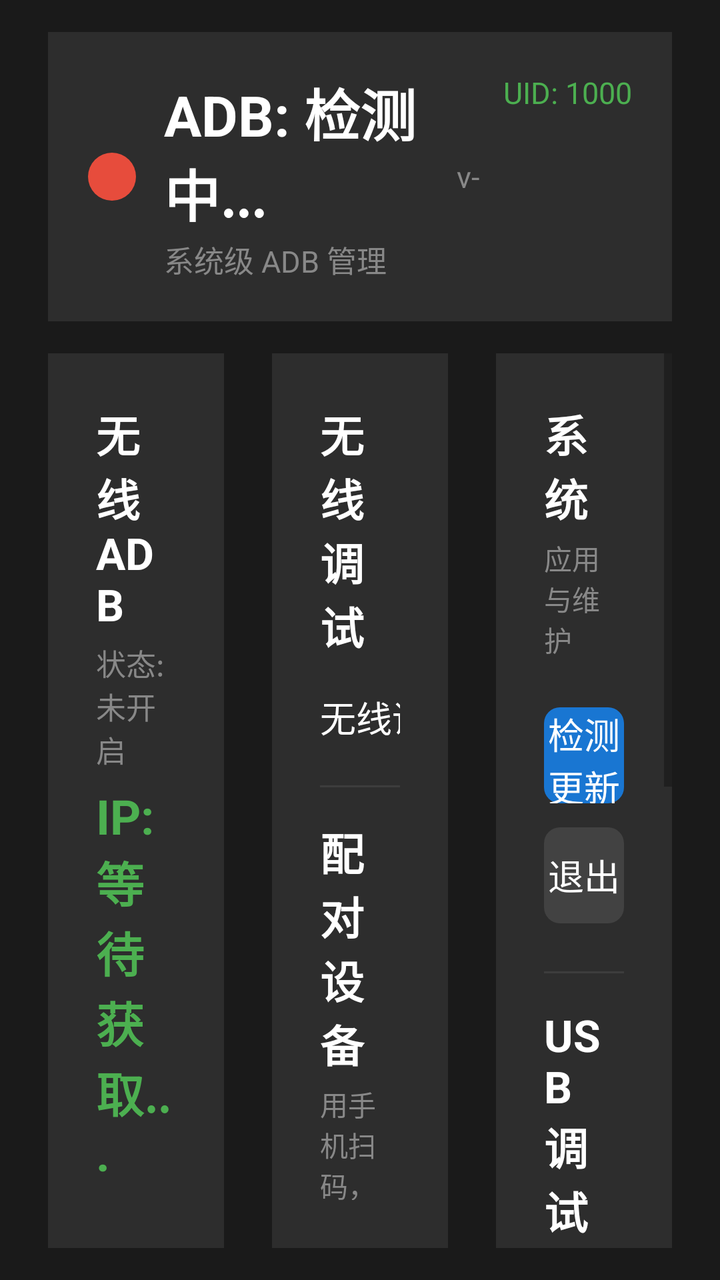
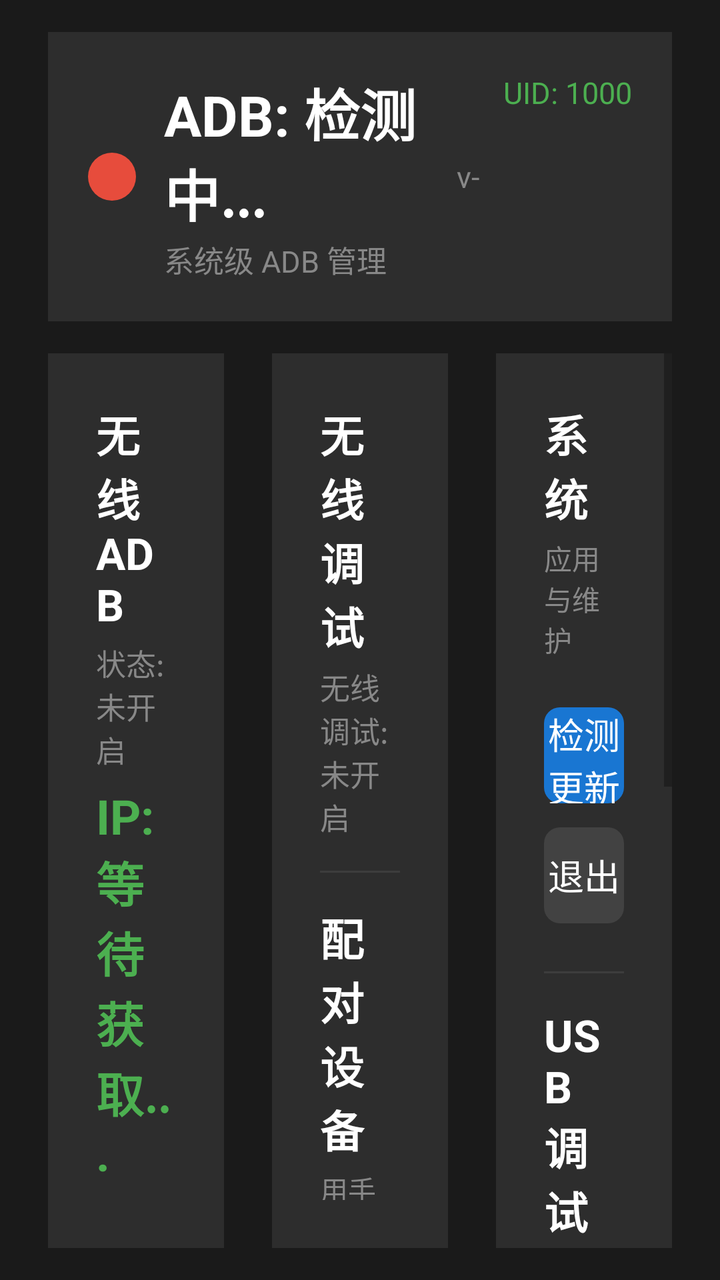

Before-and-after screenshots of an Android layout around one commit, followed by the original layout XML and the change that was made.
<!-- AndroidManifest.xml: application theme AppTheme -->
<!-- res/layout/activity_main.xml -->
<?xml version="1.0" encoding="utf-8"?>
<LinearLayout xmlns:android="http://schemas.android.com/apk/res/android"
    android:layout_width="match_parent"
    android:layout_height="match_parent"
    android:background="#1A1A1A"
    android:orientation="vertical"
    android:fitsSystemWindows="true"
    android:paddingStart="24dp"
    android:paddingEnd="24dp"
    android:paddingTop="16dp"
    android:paddingBottom="16dp">

    
    <LinearLayout
        android:layout_width="match_parent"
        android:layout_height="wrap_content"
        android:orientation="horizontal"
        android:background="#2D2D2D"
        android:padding="20dp"
        android:layout_marginBottom="16dp">

        <View
            android:id="@+id/status_indicator"
            android:layout_width="24dp"
            android:layout_height="24dp"
            android:background="@drawable/status_circle"
            android:layout_marginEnd="14dp"
            android:layout_gravity="center_vertical"/>

        <LinearLayout
            android:layout_width="0dp"
            android:layout_height="wrap_content"
            android:layout_weight="1"
            android:orientation="vertical">

            <TextView
                android:id="@+id/tv_status"
                android:layout_width="wrap_content"
                android:layout_height="wrap_content"
                android:text="ADB: 检测中..."
                android:textSize="28sp"
                android:textColor="#FFFFFF"
                android:textStyle="bold"/>

            <TextView
                android:id="@+id/tv_subtitle"
                android:layout_width="wrap_content"
                android:layout_height="wrap_content"
                android:text="系统级 ADB 管理"
                android:textSize="15sp"
                android:textColor="#888888"
                android:layout_marginTop="2dp"/>
        </LinearLayout>

        <TextView
            android:id="@+id/tv_version"
            android:layout_width="wrap_content"
            android:layout_height="wrap_content"
            android:text="v-"
            android:textSize="15sp"
            android:textColor="#888888"
            android:layout_marginEnd="12dp"
            android:layout_gravity="center_vertical"/>

        <TextView
            android:id="@+id/tv_uid"
            android:layout_width="wrap_content"
            android:layout_height="wrap_content"
            android:text="UID: 1000"
            android:textSize="15sp"
            android:textColor="#4CAF50"/>
    </LinearLayout>

    
    <LinearLayout
        android:layout_width="match_parent"
        android:layout_height="0dp"
        android:layout_weight="1"
        android:orientation="horizontal">

        
        <LinearLayout
            android:layout_width="0dp"
            android:layout_height="match_parent"
            android:layout_weight="1"
            android:orientation="vertical"
            android:background="#2D2D2D"
            android:padding="24dp"
            android:layout_marginEnd="12dp">

            <TextView
                android:layout_width="wrap_content"
                android:layout_height="wrap_content"
                android:text="无线 ADB"
                android:textSize="22sp"
                android:textColor="#FFFFFF"
                android:textStyle="bold"/>

            <TextView
                android:id="@+id/tv_wireless_status"
                android:layout_width="wrap_content"
                android:layout_height="wrap_content"
                android:text="状态: 未开启"
                android:textSize="15sp"
                android:textColor="#888888"
                android:layout_marginTop="4dp"/>

            <TextView
                android:id="@+id/tv_ip_port"
                android:layout_width="wrap_content"
                android:layout_height="wrap_content"
                android:text="IP: 等待获取..."
                android:textSize="24sp"
                android:textColor="#4CAF50"
                android:textStyle="bold"
                android:layout_marginTop="6dp"/>

            <LinearLayout
                android:layout_width="match_parent"
                android:layout_height="wrap_content"
                android:orientation="horizontal"
                android:gravity="center_vertical"
                android:layout_marginTop="24dp">

                <TextView
                    android:layout_width="0dp"
                    android:layout_height="wrap_content"
                    android:layout_weight="1"
                    android:text="无线 ADB（动态端口）"
                    android:textSize="18sp"
                    android:textColor="#FFFFFF"/>

                <Switch
                    android:id="@+id/sw_wireless"
                    android:layout_width="wrap_content"
                    android:layout_height="wrap_content"
                    android:switchMinWidth="96dp"
                    android:track="@drawable/switch_track"
                    android:thumb="@drawable/switch_thumb"
                    android:thumbTextPadding="10dp"
                    android:showText="true"
                    android:textOn="开"
                    android:textOff="关"
                    android:textSize="16sp"
                    android:textColor="#FFFFFF"/>
            </LinearLayout>

            <TextView
                android:id="@+id/tv_wifi_clients"
                android:layout_width="wrap_content"
                android:layout_height="wrap_content"
                android:text="无线客户端: 检测中..."
                android:textSize="15sp"
                android:textColor="#888888"
                android:layout_marginTop="12dp"/>

            <View
                android:layout_width="match_parent"
                android:layout_height="0dp"
                android:layout_weight="1"/>
        </LinearLayout>

        
        <LinearLayout
            android:layout_width="0dp"
            android:layout_height="match_parent"
            android:layout_weight="1"
            android:orientation="vertical"
            android:background="#2D2D2D"
            android:padding="24dp"
            android:layout_marginEnd="12dp"
            android:layout_marginStart="12dp">

            <TextView
                android:layout_width="wrap_content"
                android:layout_height="wrap_content"
                android:text="无线调试"
                android:textSize="22sp"
                android:textColor="#FFFFFF"
                android:textStyle="bold"/>

            <LinearLayout
                android:layout_width="match_parent"
                android:layout_height="wrap_content"
                android:orientation="horizontal"
                android:gravity="center_vertical"
                android:layout_marginTop="12dp">

                <TextView
                    android:id="@+id/tv_wifi_debug_status"
                    android:layout_width="0dp"
                    android:layout_height="wrap_content"
                    android:layout_weight="1"
                    android:text="无线调试: 未开启"
                    android:textSize="18sp"
                    android:textColor="#FFFFFF"/>

                <Switch
                    android:id="@+id/sw_wifi_debug"
                    android:layout_width="wrap_content"
                    android:layout_height="wrap_content"
                    android:switchMinWidth="96dp"
                    android:track="@drawable/switch_track"
                    android:thumb="@drawable/switch_thumb"
                    android:thumbTextPadding="10dp"
                    android:showText="true"
                    android:textOn="开"
                    android:textOff="关"
                    android:textSize="16sp"
                    android:textColor="#FFFFFF"/>
            </LinearLayout>

            <View
                android:layout_width="match_parent"
                android:layout_height="1dp"
                android:background="#3D3D3D"
                android:layout_marginTop="16dp"
                android:layout_marginBottom="16dp"/>

            <TextView
                android:layout_width="wrap_content"
                android:layout_height="wrap_content"
                android:text="配对设备"
                android:textSize="22sp"
                android:textColor="#FFFFFF"
                android:textStyle="bold"/>

            <TextView
                android:layout_width="wrap_content"
                android:layout_height="wrap_content"
                android:text="用手机扫码，或输入配对码完成配对"
                android:textSize="14sp"
                android:textColor="#888888"
                android:layout_marginTop="4dp"/>

            <ImageView
                android:id="@+id/iv_pair_qr"
                android:layout_width="150dp"
                android:layout_height="150dp"
                android:layout_gravity="center_horizontal"
                android:layout_marginTop="10dp"
                android:visibility="gone"
                android:background="#FFFFFF"
                android:contentDescription="配对二维码"/>

            <TextView
                android:id="@+id/tv_pair_code"
                android:layout_width="wrap_content"
                android:layout_height="wrap_content"
                android:layout_gravity="center_horizontal"
                android:text="点击生成"
                android:textSize="32sp"
                android:textColor="#4CAF50"
                android:textStyle="bold"
                android:layout_marginTop="8dp"/>

            <TextView
                android:id="@+id/tv_pair_port"
                android:layout_width="wrap_content"
                android:layout_height="wrap_content"
                android:layout_gravity="center_horizontal"
                android:text="配对端口: -"
                android:textSize="16sp"
                android:textColor="#888888"
                android:layout_marginTop="4dp"/>

            <Button
                android:id="@+id/btn_pair_qr"
                android:layout_width="match_parent"
                android:layout_height="48dp"
                android:text="使用二维码配对设备"
                android:textSize="18sp"
                android:background="@drawable/btn_rounded"
                android:backgroundTint="#1976D2"
                android:textColor="#FFFFFF"
                android:layout_marginTop="12dp"/>

            <Button
                android:id="@+id/btn_gen_pair"
                android:layout_width="match_parent"
                android:layout_height="48dp"
                android:text="使用配对码配对设备"
                android:textSize="18sp"
                android:background="@drawable/btn_rounded"
                android:backgroundTint="#424242"
                android:textColor="#FFFFFF"
                android:layout_marginTop="8dp"/>

            <View
                android:layout_width="match_parent"
                android:layout_height="1dp"
                android:background="#3D3D3D"
                android:layout_marginTop="16dp"
                android:layout_marginBottom="8dp"/>

            <TextView
                android:layout_width="wrap_content"
                android:layout_height="wrap_content"
                android:text="已配对的设备"
                android:textSize="20sp"
                android:textColor="#FFFFFF"
                android:textStyle="bold"/>

            <LinearLayout
                android:id="@+id/ll_paired_devices"
                android:layout_width="match_parent"
                android:layout_height="wrap_content"
                android:orientation="vertical"
                android:layout_marginTop="6dp"/>

            <TextView
                android:id="@+id/tv_paired_empty"
                android:layout_width="wrap_content"
                android:layout_height="wrap_content"
                android:text="暂无已配对的设备"
                android:textSize="14sp"
                android:textColor="#888888"
                android:layout_marginTop="4dp"/>

            <View
                android:layout_width="match_parent"
                android:layout_height="0dp"
                android:layout_weight="1"/>
        </LinearLayout>

        
        <ScrollView
            android:layout_width="0dp"
            android:layout_height="match_parent"
            android:layout_weight="1"
            android:layout_marginStart="12dp"
            android:fillViewport="true"
            android:scrollbarStyle="outsideOverlay">

            <LinearLayout
                android:layout_width="match_parent"
                android:layout_height="wrap_content"
                android:orientation="vertical"
                android:background="#2D2D2D"
                android:padding="24dp">

            <TextView
                android:layout_width="wrap_content"
                android:layout_height="wrap_content"
                android:text="系统"
                android:textSize="22sp"
                android:textColor="#FFFFFF"
                android:textStyle="bold"/>

            <TextView
                android:layout_width="wrap_content"
                android:layout_height="wrap_content"
                android:text="应用与维护"
                android:textSize="14sp"
                android:textColor="#888888"
                android:layout_marginTop="4dp"/>

            <Button
                android:id="@+id/btn_check_update"
                android:layout_width="match_parent"
                android:layout_height="48dp"
                android:text="检测更新"
                android:textSize="18sp"
                android:background="@drawable/btn_rounded"
                android:backgroundTint="#1976D2"
                android:textColor="#FFFFFF"
                android:layout_marginTop="24dp"/>

            <Button
                android:id="@+id/btn_exit"
                android:layout_width="match_parent"
                android:layout_height="48dp"
                android:text="退出"
                android:textSize="18sp"
                android:background="@drawable/btn_rounded"
                android:backgroundTint="#424242"
                android:textColor="#FFFFFF"
                android:layout_marginTop="12dp"/>

            <View
                android:layout_width="match_parent"
                android:layout_height="1dp"
                android:background="#3D3D3D"
                android:layout_marginTop="24dp"
                android:layout_marginBottom="16dp"/>

            <TextView
                android:layout_width="wrap_content"
                android:layout_height="wrap_content"
                android:text="USB 调试"
                android:textSize="22sp"
                android:textColor="#FFFFFF"
                android:textStyle="bold"/>
            <LinearLayout
                android:layout_width="match_parent"
                android:layout_height="wrap_content"
                android:orientation="horizontal"
                android:gravity="center_vertical"
                android:layout_marginTop="12dp">

                <TextView
                    android:layout_width="0dp"
                    android:layout_height="wrap_content"
                    android:layout_weight="1"
                    android:text="USB 调试"
                    android:textSize="18sp"
                    android:textColor="#FFFFFF"/>

                <Switch
                    android:id="@+id/sw_adb"
                    android:layout_width="wrap_content"
                    android:layout_height="wrap_content"
                    android:switchMinWidth="96dp"
                    android:track="@drawable/switch_track"
                    android:thumb="@drawable/switch_thumb"
                    android:thumbTextPadding="10dp"
                    android:showText="true"
                    android:textOn="开"
                    android:textOff="关"
                    android:textSize="16sp"
                    android:textColor="#FFFFFF"/>
            </LinearLayout>
            <TextView
                android:layout_width="wrap_content"
                android:layout_height="wrap_content"
                android:text="USB 供电"
                android:textSize="22sp"
                android:textColor="#FFFFFF"
                android:textStyle="bold"
                android:layout_marginTop="24dp"/>
            <LinearLayout
                android:layout_width="match_parent"
                android:layout_height="wrap_content"
                android:orientation="horizontal"
                android:gravity="center_vertical"
                android:layout_marginTop="16dp">

                <TextView
                    android:layout_width="0dp"
                    android:layout_height="wrap_content"
                    android:layout_weight="1"
                    android:text="主驾USB1"
                    android:textSize="18sp"
                    android:textColor="#FFFFFF"/>

                <Switch
                    android:id="@+id/sw_usb2_power"
                    android:layout_width="wrap_content"
                    android:layout_height="wrap_content"
                    android:switchMinWidth="96dp"
                    android:track="@drawable/switch_track"
                    android:thumb="@drawable/switch_thumb"
                    android:thumbTextPadding="10dp"
                    android:showText="true"
                    android:textOn="开"
                    android:textOff="关"
                    android:textSize="16sp"
                    android:textColor="#FFFFFF"/>
            </LinearLayout>
            <LinearLayout
                android:layout_width="match_parent"
                android:layout_height="wrap_content"
                android:orientation="horizontal"
                android:gravity="center_vertical"
                android:layout_marginTop="12dp">

                <TextView
                    android:layout_width="0dp"
                    android:layout_height="wrap_content"
                    android:layout_weight="1"
                    android:text="主驾USB2"
                    android:textSize="18sp"
                    android:textColor="#FFFFFF"/>

                <Switch
                    android:id="@+id/sw_usb31_power"
                    android:layout_width="wrap_content"
                    android:layout_height="wrap_content"
                    android:switchMinWidth="96dp"
                    android:track="@drawable/switch_track"
                    android:thumb="@drawable/switch_thumb"
                    android:thumbTextPadding="10dp"
                    android:showText="true"
                    android:textOn="开"
                    android:textOff="关"
                    android:textSize="16sp"
                    android:textColor="#FFFFFF"/>
            </LinearLayout>
            <TextView
                android:layout_width="wrap_content"
                android:layout_height="wrap_content"
                android:text="绿=开启 灰=关闭 禁用=不可用"
                android:textSize="13sp"
                android:textColor="#888888"
                android:layout_marginTop="12dp"/>
            <View
                android:layout_width="match_parent"
                android:layout_height="0dp"
                android:layout_weight="1"/>

            <TextView
                android:layout_width="match_parent"
                android:layout_height="wrap_content"
                android:text="抖音@大伦哥cdm"
                android:textSize="13sp"
                android:textColor="#555555"
                android:gravity="center"
                android:layout_marginTop="6dp"/>
            </LinearLayout>
        </ScrollView>
    </LinearLayout>
</LinearLayout>
<!-- resources referenced by this layout -->
<resources>
  <!-- drawable btn_rounded (drawable) -->
  <?xml version="1.0" encoding="utf-8"?>
  <shape xmlns:android="http://schemas.android.com/apk/res/android"
      android:shape="rectangle">
      <corners android:radius="8dp"/>
  </shape>
  <!-- drawable status_circle (drawable) -->
  <?xml version="1.0" encoding="utf-8"?>
  <shape xmlns:android="http://schemas.android.com/apk/res/android"
      android:shape="oval">
      <solid android:color="#E74C3C"/>
  </shape>
  <!-- drawable switch_thumb (drawable) -->
  <?xml version="1.0" encoding="utf-8"?>
  <selector xmlns:android="http://schemas.android.com/apk/res/android">
      <item android:state_enabled="false">
          <shape android:shape="oval">
              <size android:width="36dp" android:height="36dp"/>
              <solid android:color="#777777"/>
          </shape>
      </item>
      <item android:state_checked="true">
          <shape android:shape="oval">
              <size android:width="36dp" android:height="36dp"/>
              <solid android:color="#FFFFFF"/>
          </shape>
      </item>
      <item>
          <shape android:shape="oval">
              <size android:width="36dp" android:height="36dp"/>
              <solid android:color="#BDBDBD"/>
          </shape>
      </item>
  </selector>
  <!-- drawable switch_track (drawable) -->
  <?xml version="1.0" encoding="utf-8"?>
  <selector xmlns:android="http://schemas.android.com/apk/res/android">
      <item android:state_checked="true">
          <shape android:shape="rectangle">
              <corners android:radius="18dp"/>
              <size android:width="96dp" android:height="36dp"/>
              <solid android:color="#27AE60"/>
          </shape>
      </item>
      <item android:state_enabled="false">
          <shape android:shape="rectangle">
              <corners android:radius="18dp"/>
              <size android:width="96dp" android:height="36dp"/>
              <solid android:color="#5A3A2A"/>
          </shape>
      </item>
      <item>
          <shape android:shape="rectangle">
              <corners android:radius="18dp"/>
              <size android:width="96dp" android:height="36dp"/>
              <solid android:color="#4A4A4A"/>
          </shape>
      </item>
  </selector>
  <style name="AppTheme" parent="android:Theme.Material.Light.NoActionBar">
          <item name="android:colorPrimary">#27AE60</item>
          <item name="android:colorPrimaryDark">#1E8449</item>
          <item name="android:colorAccent">#27AE60</item>
          <item name="android:windowBackground">#1A1A1A</item>
          <item name="android:windowFullscreen">false</item>
          <item name="android:windowNoTitle">true</item>
          <item name="android:windowContentOverlay">@null</item>
          <item name="android:statusBarColor">#1A1A1A</item>
          <item name="android:navigationBarColor">#1A1A1A</item>
      </style>
</resources>

<!-- the commit's change to res/layout/activity_main.xml (unified diff, before → after) -->
@@ -179,36 +179,15 @@
                 android:textColor="#FFFFFF"
                 android:textStyle="bold"/>
 
-            <LinearLayout
-                android:layout_width="match_parent"
-                android:layout_height="wrap_content"
-                android:orientation="horizontal"
-                android:gravity="center_vertical"
-                android:layout_marginTop="12dp">
-
-                <TextView
-                    android:id="@+id/tv_wifi_debug_status"
-                    android:layout_width="0dp"
-                    android:layout_height="wrap_content"
-                    android:layout_weight="1"
-                    android:text="无线调试: 未开启"
-                    android:textSize="18sp"
-                    android:textColor="#FFFFFF"/>
-
-                <Switch
-                    android:id="@+id/sw_wifi_debug"
-                    android:layout_width="wrap_content"
-                    android:layout_height="wrap_content"
-                    android:switchMinWidth="96dp"
-                    android:track="@drawable/switch_track"
-                    android:thumb="@drawable/switch_thumb"
-                    android:thumbTextPadding="10dp"
-                    android:showText="true"
-                    android:textOn="开"
-                    android:textOff="关"
-                    android:textSize="16sp"
-                    android:textColor="#FFFFFF"/>
-            </LinearLayout>
+            
+            <TextView
+                android:id="@+id/tv_wifi_debug_status"
+                android:layout_width="wrap_content"
+                android:layout_height="wrap_content"
+                android:text="无线调试: 未开启"
+                android:textSize="15sp"
+                android:textColor="#888888"
+                android:layout_marginTop="4dp"/>
 
             <View
                 android:layout_width="match_parent"
